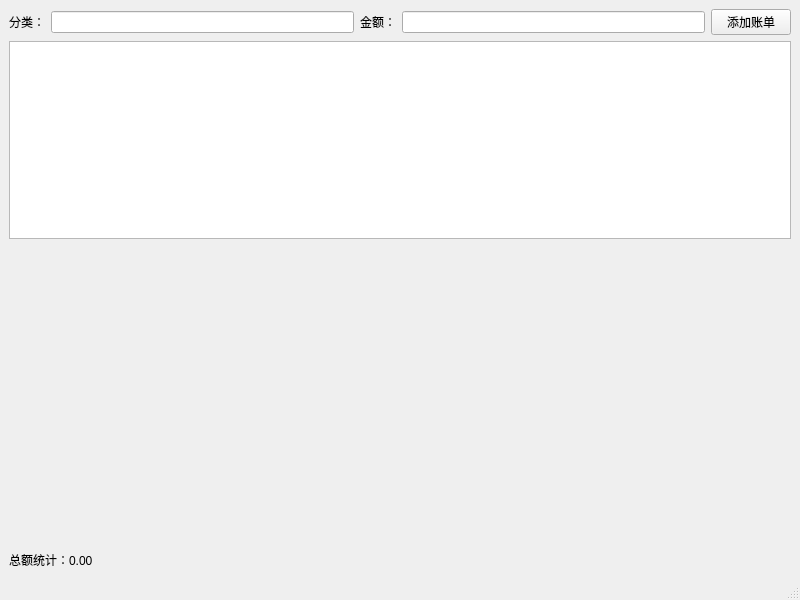
Above: mainwindow.ui from SNowy1123/QTend before the change. Below: the same form after it.
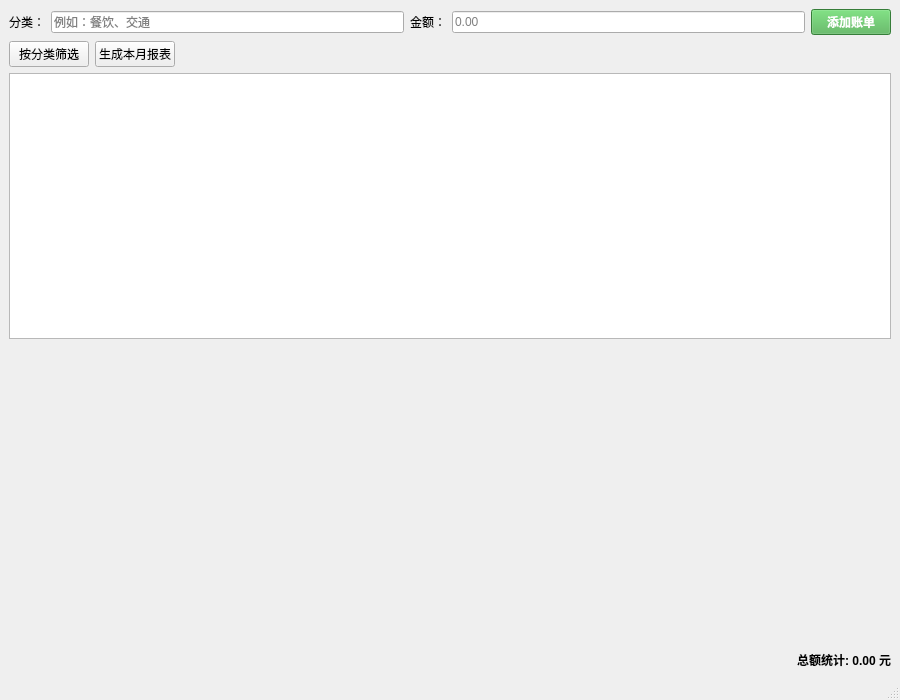
That is the form after the change. Custom widgets are drawn as their Qt base class.

Commit message: 修改了ui文件添加分类和月度按钮

```diff
--- a/mainwindow.ui
+++ b/mainwindow.ui
@@ -6,8 +6,8 @@
    <rect>
     <x>0</x>
     <y>0</y>
-    <width>800</width>
-    <height>600</height>
+    <width>900</width>
+    <height>700</height>
    </rect>
   </property>
   <property name="windowTitle">
@@ -25,7 +25,11 @@
        </widget>
       </item>
       <item>
-       <widget class="QLineEdit" name="lineCategory"/>
+       <widget class="QLineEdit" name="lineCategory">
+        <property name="placeholderText">
+         <string>例如：餐饮、交通</string>
+        </property>
+       </widget>
       </item>
       <item>
        <widget class="QLabel" name="label_2">
@@ -35,20 +39,70 @@
        </widget>
       </item>
       <item>
-       <widget class="QLineEdit" name="lineAmount"/>
+       <widget class="QLineEdit" name="lineAmount">
+        <property name="placeholderText">
+         <string>0.00</string>
+        </property>
+       </widget>
       </item>
       <item>
        <widget class="QPushButton" name="btnAdd">
         <property name="text">
          <string>添加账单</string>
         </property>
+        <property name="styleSheet">
+         <string>background-color: #4CAF50; color: white; font-weight: bold;</string>
+        </property>
        </widget>
       </item>
      </layout>
     </item>
     <item>
-     <widget class="QTableView" name="tableView"/>
+     <layout class="QHBoxLayout" name="horizontalLayout_2">
+      <item>
+       <widget class="QPushButton" name="btnFilter">
+        <property name="text">
+         <string>按分类筛选</string>
+        </property>
+        <property name="toolTip">
+         <string>在分类框输入文字后点击此按钮进行筛选，留空则显示全部</string>
+        </property>
+       </widget>
+      </item>
+      <item>
+       <widget class="QPushButton" name="btnReport">
+        <property name="text">
+         <string>生成本月报表</string>
+        </property>
+       </widget>
+      </item>
+      <item>
+       <spacer name="horizontalSpacer">
+        <property name="orientation">
+         <enum>Qt::Horizontal</enum>
+        </property>
+        <property name="sizeHint" stdset="0">
+         <size>
+          <width>40</width>
+          <height>20</height>
+         </size>
+        </property>
+       </spacer>
+      </item>
+     </layout>
     </item>
+
+    <item>
+     <widget class="QTableView" name="tableView">
+      <property name="alternatingRowColors">
+       <bool>true</bool>
+      </property>
+      <property name="selectionBehavior">
+       <enum>QAbstractItemView::SelectRows</enum>
+      </property>
+     </widget>
+    </item>
+
     <item>
      <widget class="QChartView" name="chartView" native="true">
       <property name="minimumSize">
@@ -62,7 +116,17 @@
     <item>
      <widget class="QLabel" name="labelTotal">
       <property name="text">
-       <string>总额统计：0.00</string>
+       <string>总额统计: 0.00 元</string>
+      </property>
+      <property name="alignment">
+       <set>Qt::AlignRight|Qt::AlignTrailing|Qt::AlignVCenter</set>
+      </property>
+      <property name="font">
+       <font>
+        <pointSize>12</pointSize>
+        <weight>75</weight>
+        <bold>true</bold>
+       </font>
       </property>
      </widget>
     </item>
```
Left out of the diff: 3 changed lines with no effect on the pictures. The commit also changes 1 other file.
